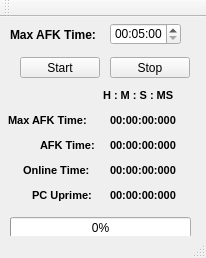
First picture: the form in mainwindow.ui, repository altucor/Time-Tracking-Assistant, before the edit.
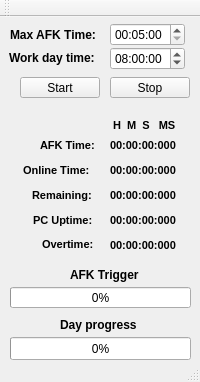
Second picture: the form after the edit.

Commit message: Added new features like progress bar of the day, overtime value and remaining time value

The edit to the form file:
```diff
--- a/mainwindow.ui
+++ b/mainwindow.ui
@@ -6,8 +6,8 @@
    <rect>
     <x>0</x>
     <y>0</y>
-    <width>206</width>
-    <height>258</height>
+    <width>200</width>
+    <height>382</height>
    </rect>
   </property>
   <property name="windowTitle">
@@ -19,8 +19,8 @@
      <rect>
       <x>110</x>
       <y>6</y>
-      <width>71</width>
-      <height>22</height>
+      <width>75</width>
+      <height>23</height>
      </rect>
     </property>
     <property name="displayFormat">
@@ -37,8 +37,8 @@
    <widget class="QLabel" name="label">
     <property name="geometry">
      <rect>
-      <x>100</x>
-      <y>70</y>
+      <x>110</x>
+      <y>100</y>
       <width>95</width>
       <height>16</height>
      </rect>
@@ -52,7 +52,7 @@
      </font>
     </property>
     <property name="text">
-     <string> H : M : S : MS</string>
+     <string> H  M  S   MS</string>
     </property>
    </widget>
    <widget class="QLabel" name="label_9">
@@ -79,7 +79,7 @@
     <property name="geometry">
      <rect>
       <x>20</x>
-      <y>40</y>
+      <y>60</y>
       <width>80</width>
       <height>21</height>
      </rect>
@@ -92,7 +92,7 @@
     <property name="geometry">
      <rect>
       <x>110</x>
-      <y>40</y>
+      <y>60</y>
       <width>80</width>
       <height>21</height>
      </rect>
@@ -105,7 +105,7 @@
     <property name="geometry">
      <rect>
       <x>10</x>
-      <y>200</y>
+      <y>270</y>
       <width>181</width>
       <height>21</height>
      </rect>
@@ -117,28 +117,7 @@
      <string notr="true">%p%</string>
     </property>
    </widget>
-   <widget class="QLabel" name="label_5">
-    <property name="geometry">
-     <rect>
-      <x>8</x>
-      <y>95</y>
-      <width>97</width>
-      <height>16</height>
-     </rect>
-    </property>
-    <property name="font">
-     <font>
-      <family>System</family>
-      <pointsize>8</pointsize>
-      <weight>75</weight>
-      <bold>true</bold>
-     </font>
-    </property>
-    <property name="text">
-     <string>Max AFK Time:</string>
-    </property>
-   </widget>
-   <widget class="QLabel" name="label_6">
+   <widget class="QLabel" name="static_Label_AfkTime">
     <property name="geometry">
      <rect>
       <x>40</x>
@@ -198,31 +177,10 @@
      </font>
     </property>
     <property name="text">
-     <string>PC Uprime:</string>
+     <string>Remaining:</string>
     </property>
    </widget>
-   <widget class="QLabel" name="label_1">
-    <property name="geometry">
-     <rect>
-      <x>110</x>
-      <y>95</y>
-      <width>84</width>
-      <height>16</height>
-     </rect>
-    </property>
-    <property name="font">
-     <font>
-      <family>System</family>
-      <pointsize>8</pointsize>
-      <weight>75</weight>
-      <bold>true</bold>
-     </font>
-    </property>
-    <property name="text">
-     <string>00:00:00:000</string>
-    </property>
-   </widget>
-   <widget class="QLabel" name="label_2">
+   <widget class="QLabel" name="dynamic_Label_AfkTime">
     <property name="geometry">
      <rect>
       <x>110</x>
@@ -285,16 +243,183 @@
      <string>00:00:00:000</string>
     </property>
    </widget>
-  </widget>
-  <widget class="QMenuBar" name="menuBar">
-   <property name="geometry">
-    <rect>
-     <x>0</x>
-     <y>0</y>
-     <width>206</width>
-     <height>20</height>
-    </rect>
-   </property>
+   <widget class="QTimeEdit" name="timeEdit_WorkDayTime">
+    <property name="geometry">
+     <rect>
+      <x>110</x>
+      <y>30</y>
+      <width>75</width>
+      <height>23</height>
+     </rect>
+    </property>
+    <property name="displayFormat">
+     <string>hh:mm:ss</string>
+    </property>
+    <property name="time">
+     <time>
+      <hour>8</hour>
+      <minute>0</minute>
+      <second>0</second>
+     </time>
+    </property>
+   </widget>
+   <widget class="QLabel" name="label_10">
+    <property name="geometry">
+     <rect>
+      <x>9</x>
+      <y>33</y>
+      <width>101</width>
+      <height>16</height>
+     </rect>
+    </property>
+    <property name="font">
+     <font>
+      <family>System</family>
+      <weight>75</weight>
+      <bold>true</bold>
+     </font>
+    </property>
+    <property name="text">
+     <string>Work day time:</string>
+    </property>
+   </widget>
+   <widget class="QLabel" name="static_Label_PCUptime">
+    <property name="geometry">
+     <rect>
+      <x>33</x>
+      <y>195</y>
+      <width>73</width>
+      <height>16</height>
+     </rect>
+    </property>
+    <property name="font">
+     <font>
+      <family>System</family>
+      <pointsize>8</pointsize>
+      <weight>75</weight>
+      <bold>true</bold>
+     </font>
+    </property>
+    <property name="text">
+     <string>PC Uptime:</string>
+    </property>
+   </widget>
+   <widget class="QLabel" name="dynamic_Label_PCUptime">
+    <property name="geometry">
+     <rect>
+      <x>110</x>
+      <y>195</y>
+      <width>84</width>
+      <height>16</height>
+     </rect>
+    </property>
+    <property name="font">
+     <font>
+      <family>System</family>
+      <pointsize>8</pointsize>
+      <weight>75</weight>
+      <bold>true</bold>
+     </font>
+    </property>
+    <property name="text">
+     <string>00:00:00:000</string>
+    </property>
+   </widget>
+   <widget class="QLabel" name="static_Label_AfkTrigger">
+    <property name="geometry">
+     <rect>
+      <x>70</x>
+      <y>250</y>
+      <width>75</width>
+      <height>16</height>
+     </rect>
+    </property>
+    <property name="font">
+     <font>
+      <family>System</family>
+      <weight>75</weight>
+      <bold>true</bold>
+     </font>
+    </property>
+    <property name="text">
+     <string>AFK Trigger</string>
+    </property>
+   </widget>
+   <widget class="QProgressBar" name="barDayProgress">
+    <property name="geometry">
+     <rect>
+      <x>10</x>
+      <y>320</y>
+      <width>181</width>
+      <height>23</height>
+     </rect>
+    </property>
+    <property name="value">
+     <number>0</number>
+    </property>
+   </widget>
+   <widget class="QLabel" name="static_Label_DayProgress">
+    <property name="geometry">
+     <rect>
+      <x>60</x>
+      <y>300</y>
+      <width>88</width>
+      <height>16</height>
+     </rect>
+    </property>
+    <property name="font">
+     <font>
+      <family>System</family>
+      <weight>75</weight>
+      <bold>true</bold>
+     </font>
+    </property>
+    <property name="text">
+     <string>Day progress</string>
+    </property>
+   </widget>
+   <widget class="QLabel" name="dynamic_Label_Overtime">
+    <property name="geometry">
+     <rect>
+      <x>110</x>
+      <y>220</y>
+      <width>84</width>
+      <height>16</height>
+     </rect>
+    </property>
+    <property name="font">
+     <font>
+      <family>System</family>
+      <pointsize>8</pointsize>
+      <weight>75</weight>
+      <bold>true</bold>
+     </font>
+    </property>
+    <property name="text">
+     <string>00:00:00:000</string>
+    </property>
+   </widget>
+   <widget class="QLabel" name="static_Label_Overtime">
+    <property name="geometry">
+     <rect>
+      <x>42</x>
+      <y>219</y>
+      <width>63</width>
+      <height>16</height>
+     </rect>
+    </property>
+    <property name="font">
+     <font>
+      <family>System</family>
+      <pointsize>8</pointsize>
+      <weight>75</weight>
+      <bold>true</bold>
+     </font>
+    </property>
+    <property name="text">
+     <string>Overtime:</string>
+    </property>
+   </widget>
   </widget>
   <widget class="QToolBar" name="mainToolBar">
    <attribute name="toolBarArea">
```
Left out of the diff: 18 changed lines with no effect on the pictures. The commit also changes 4 other files.
